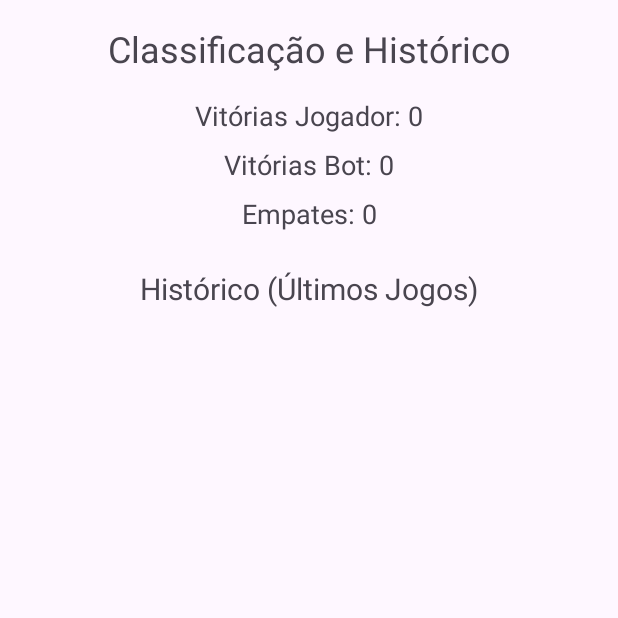
After one commit to PanDisney/GRUPO-TAES-2025, an Android app: the RankingActivity screen opened directly, with no data from a screen before it, on a phone screen of 412 x 824 dp, the top half of it. The commit adds this screen. Run offline under Robolectric (Android 15) with nearby library versions, the phone set to English and light mode, and no system bars.

Commit message:
02:funcional

```diff
--- a/code/BiscaTAES/app/src/main/AndroidManifest.xml
+++ b/code/BiscaTAES/app/src/main/AndroidManifest.xml
@@ -11,6 +11,9 @@
         android:roundIcon="@mipmap/ic_launcher_round"
         android:supportsRtl="true"
         android:theme="@style/Theme.BiscaTAES">
+        <activity
+            android:name=".RankingActivity"
+            android:exported="false" />
         <activity
             android:name=".GameActivity"
             android:exported="false" />
--- a/code/BiscaTAES/app/src/main/java/com/example/biscataes/GameActivity.kt
+++ b/code/BiscaTAES/app/src/main/java/com/example/biscataes/GameActivity.kt
@@ -348,6 +348,9 @@ class GameActivity : AppCompatActivity() {
         val title: String
         val message: String
 
+        // Save the result using ScoreManager
+        ScoreManager.saveGameResult(this, result, gameEngine.playerPoints, gameEngine.botPoints)
+
         when (result) {
             GameEngine.GameResult.PLAYER_WINS -> {
                 title = "Vitória!"
--- /dev/null
+++ b/code/BiscaTAES/app/src/main/java/com/example/biscataes/RankingActivity.kt
@@ -0,0 +1,34 @@
+package com.example.biscataes
+
+import android.os.Bundle
+import android.widget.ArrayAdapter
+import android.widget.ListView
+import android.widget.TextView
+import androidx.appcompat.app.AppCompatActivity
+
+class RankingActivity : AppCompatActivity() {
+    override fun onCreate(savedInstanceState: Bundle?) {
+        super.onCreate(savedInstanceState)
+        setContentView(R.layout.activity_ranking)
+
+        val stats = ScoreManager.getStats(this)
+
+        findViewById<TextView>(R.id.textPlayerWins).text = "Vitórias Jogador: ${stats.playerWins}"
+        findViewById<TextView>(R.id.textBotWins).text = "Vitórias Bot: ${stats.botWins}"
+        findViewById<TextView>(R.id.textDraws).text = "Empates: ${stats.draws}"
+
+        val historyList = findViewById<ListView>(R.id.listViewHistory)
+        val history = ScoreManager.getHistory(this)
+
+        val adapter = ArrayAdapter(this, android.R.layout.simple_list_item_1, history.map {
+            val scores = it.split(":")
+            if (scores.size == 2) {
+                "Jogador: ${scores[0]} - Bot: ${scores[1]}"
+            } else {
+                it
+            }
+        })
+
+        historyList.adapter = adapter
+    }
+}
--- /dev/null
+++ b/code/BiscaTAES/app/src/main/java/com/example/biscataes/ScoreManager.kt
@@ -0,0 +1,73 @@
+package com.example.biscataes
+
+import android.content.Context
+
+object ScoreManager {
+    private const val PREFS_NAME = "BiscaPrefs"
+    private const val KEY_PLAYER_WINS = "player_wins"
+    private const val KEY_BOT_WINS = "bot_wins"
+    private const val KEY_DRAWS = "draws"
+    private const val KEY_HISTORY = "game_history"
+
+    fun saveGameResult(context: Context, result: GameEngine.GameResult, playerPoints: Int, botPoints: Int) {
+        val prefs = context.getSharedPreferences(PREFS_NAME, Context.MODE_PRIVATE)
+        val editor = prefs.edit()
+
+        // Update counters
+        when (result) {
+            GameEngine.GameResult.PLAYER_WINS -> {
+                val current = prefs.getInt(KEY_PLAYER_WINS, 0)
+                editor.putInt(KEY_PLAYER_WINS, current + 1)
+            }
+            GameEngine.GameResult.BOT_WINS -> {
+                val current = prefs.getInt(KEY_BOT_WINS, 0)
+                editor.putInt(KEY_BOT_WINS, current + 1)
+            }
+            GameEngine.GameResult.DRAW -> {
+                val current = prefs.getInt(KEY_DRAWS, 0)
+                editor.putInt(KEY_DRAWS, current + 1)
+            }
+            else -> {}
+        }
+
+        // Update history (last 10 games)
+        // Format: "PlayerPoints:BotPoints"
+        val newEntry = "$playerPoints:$botPoints"
+        val currentHistory = prefs.getString(KEY_HISTORY, "") ?: ""
+
+        val historyList = if (currentHistory.isEmpty()) {
+            mutableListOf()
+        } else {
+            currentHistory.split(";").toMutableList()
+        }
+
+        // Add to front (newest first)
+        historyList.add(0, newEntry)
+
+        // Keep only last 10
+        if (historyList.size > 10) {
+            historyList.removeAt(historyList.lastIndex)
+        }
+
+        editor.putString(KEY_HISTORY, historyList.joinToString(";"))
+        editor.apply()
+    }
+
+    data class Stats(val playerWins: Int, val botWins: Int, val draws: Int)
+
+    fun getStats(context: Context): Stats {
+        val prefs = context.getSharedPreferences(PREFS_NAME, Context.MODE_PRIVATE)
+        return Stats(
+            prefs.getInt(KEY_PLAYER_WINS, 0),
+            prefs.getInt(KEY_BOT_WINS, 0),
+            prefs.getInt(KEY_DRAWS, 0)
+        )
+    }
+
+    fun getHistory(context: Context): List<String> {
+        val prefs = context.getSharedPreferences(PREFS_NAME, Context.MODE_PRIVATE)
+        val historyStr = prefs.getString(KEY_HISTORY, "") ?: return emptyList()
+        if (historyStr.isEmpty()) return emptyList()
+        return historyStr.split(";")
+    }
+}
--- /dev/null
+++ b/code/BiscaTAES/app/src/main/res/layout/activity_ranking.xml
@@ -0,0 +1,72 @@
+<?xml version="1.0" encoding="utf-8"?>
+<androidx.constraintlayout.widget.ConstraintLayout xmlns:android="http://schemas.android.com/apk/res/android"
+    xmlns:app="http://schemas.android.com/apk/res-auto"
+    xmlns:tools="http://schemas.android.com/tools"
+    android:layout_width="match_parent"
+    android:layout_height="match_parent">
+
+    <TextView
+        android:id="@+id/textTitle"
+        android:layout_width="wrap_content"
+        android:layout_height="wrap_content"
+        android:text="Classificação e Histórico"
+        android:textSize="24sp"
+        android:layout_marginTop="16dp"
+        app:layout_constraintTop_toTopOf="parent"
+        app:layout_constraintStart_toStartOf="parent"
+        app:layout_constraintEnd_toEndOf="parent" />
+
+    <TextView
+        android:id="@+id/textPlayerWins"
+        android:layout_width="wrap_content"
+        android:layout_height="wrap_content"
+        android:layout_marginTop="16dp"
+        android:textSize="18sp"
+        app:layout_constraintTop_toBottomOf="@id/textTitle"
+        app:layout_constraintStart_toStartOf="parent"
+        app:layout_constraintEnd_toEndOf="parent" />
+
+    <TextView
+        android:id="@+id/textBotWins"
+        android:layout_width="wrap_content"
+        android:layout_height="wrap_content"
+        android:layout_marginTop="8dp"
+        android:textSize="18sp"
+        app:layout_constraintTop_toBottomOf="@id/textPlayerWins"
+        app:layout_constraintStart_toStartOf="parent"
+        app:layout_constraintEnd_toEndOf="parent" />
+
+    <TextView
+        android:id="@+id/textDraws"
+        android:layout_width="wrap_content"
+        android:layout_height="wrap_content"
+        android:layout_marginTop="8dp"
+        android:textSize="18sp"
+        app:layout_constraintTop_toBottomOf="@id/textBotWins"
+        app:layout_constraintStart_toStartOf="parent"
+        app:layout_constraintEnd_toEndOf="parent" />
+
+    <TextView
+        android:id="@+id/textHistoryTitle"
+        android:layout_width="wrap_content"
+        android:layout_height="wrap_content"
+        android:text="Histórico (Últimos Jogos)"
+        android:textSize="20sp"
+        android:layout_marginTop="24dp"
+        app:layout_constraintTop_toBottomOf="@id/textDraws"
+        app:layout_constraintStart_toStartOf="parent"
+        app:layout_constraintEnd_toEndOf="parent" />
+
+    <ListView
+        android:id="@+id/listViewHistory"
+        android:layout_width="0dp"
+        android:layout_height="0dp"
+        android:layout_marginTop="8dp"
+        android:layout_marginHorizontal="16dp"
+        android:layout_marginBottom="16dp"
+        app:layout_constraintTop_toBottomOf="@id/textHistoryTitle"
+        app:layout_constraintBottom_toBottomOf="parent"
+        app:layout_constraintStart_toStartOf="parent"
+        app:layout_constraintEnd_toEndOf="parent" />
+
+</androidx.constraintlayout.widget.ConstraintLayout>
```
Also changed, not shown: code/BiscaTAES/app/src/main/java/com/example/biscataes/DashboardActivity.kt (+7 -0 lines), code/BiscaTAES/app/src/main/res/layout/activity_dashboard.xml (+13 -1 lines), 1 other file.
